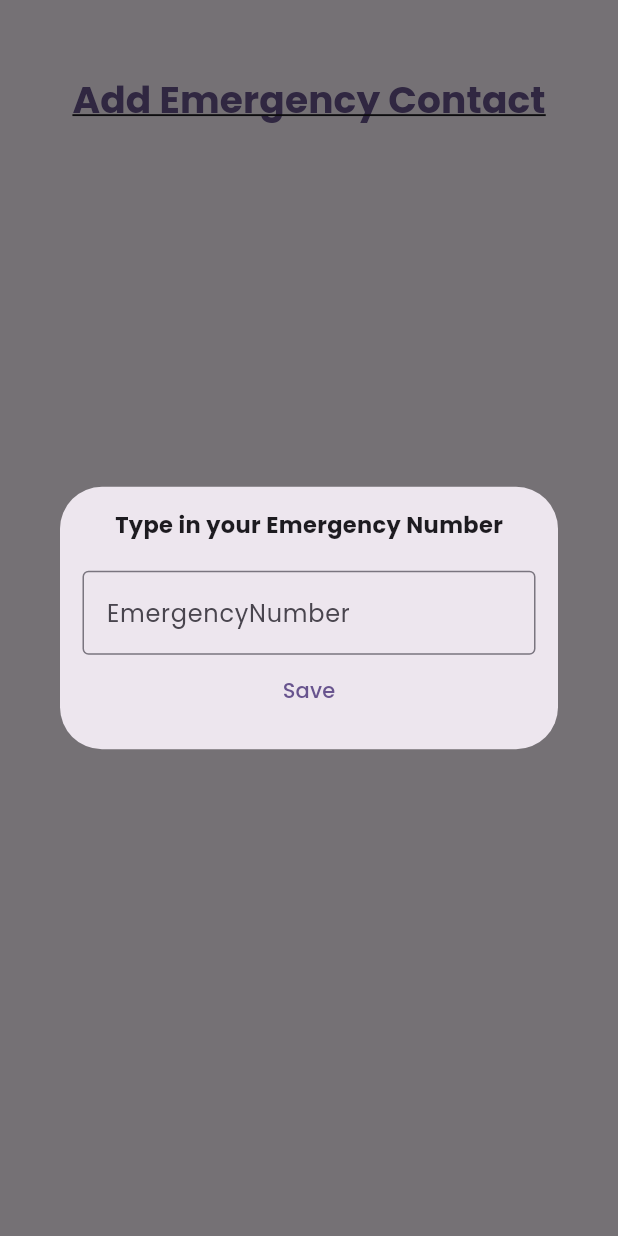
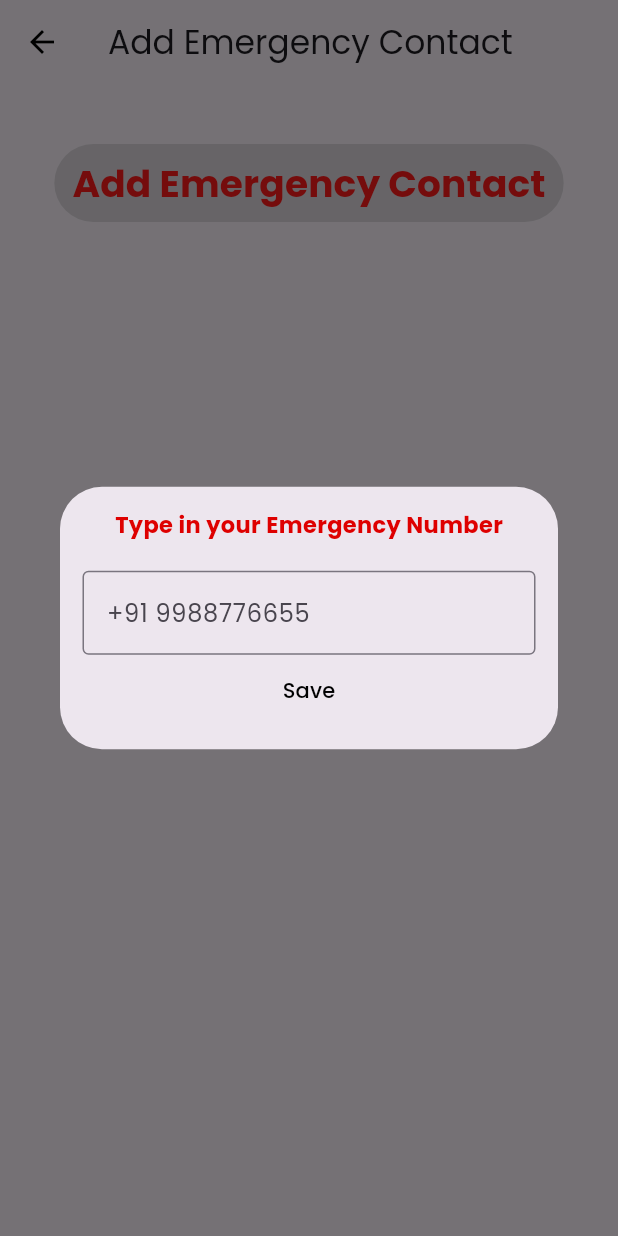
Before and after one commit to GuruprasadKokare/Pathbuddy_smart_cane, a Flutter app: the EmergencyScreen screen opened directly, after a tap on "Add Emergency Contact", on a phone screen of 412 x 824 dp. Run offline on Flutter 3.47's test engine with Material 3 defaults, Android fonts, the phone set to English and light mode, and no system bars; our stand-ins replace camera, carousel_slider, get, google_fonts, permission_handler, shared_preferences and 1 more; missing offline and left inert: flutter_phone_direct_caller; accounts and stored records are empty.

Commit message:
Updated Add contact widget

```diff
--- a/lib/home_screen.dart
+++ b/lib/home_screen.dart
@@ -56,15 +56,15 @@ class _HomeScreenState extends State<HomeScreen> {
                       ),
                     ),
                     Emergency(),
-                    Padding(
-                      padding: const EdgeInsets.all(10.0),
-                      child: Text(
-                        "Emergency Contact button",
-                        style: TextStyle(
-                            fontSize: 24, fontWeight: FontWeight.bold),
-                      ),
-                    ),
-                    EmergencyScreen(), // Assuming this is the Emergency contact button widget
+                    // Padding(
+                    //   padding: const EdgeInsets.all(10.0),
+                    //   child: Text(
+                    //     "Emergency Contact button",
+                    //     style: TextStyle(
+                    //         fontSize: 24, fontWeight: FontWeight.bold),
+                    //   ),
+                    // ),
+                    EmergencyScreen(),
                   ],
                 ),
               ),
--- a/lib/widgets/home_widgets/Emergency-call/addcontact.dart
+++ b/lib/widgets/home_widgets/Emergency-call/addcontact.dart
@@ -16,22 +16,14 @@ class _EmergencyScreenState extends State<EmergencyScreen>
     with TickerProviderStateMixin {
   final textController = TextEditingController();
 
-  //Timer, controller
-  late AnimationController _controller;
-  int levelClock = 180;
-
   //Saving phoneNumber
   static const String NUM_KEY = "EmergencyNumber";
   late String emergencyNumber = "911";
 
-  // void pauseTimer() {
-  //   _controller.reset();
-  // }
-
   @override
   void dispose() {
     textController.dispose();
-    _controller.dispose();
+
     SystemChrome.setPreferredOrientations([
       DeviceOrientation.landscapeRight,
       DeviceOrientation.landscapeLeft,
@@ -48,13 +40,6 @@ class _EmergencyScreenState extends State<EmergencyScreen>
     super.initState();
     SystemChrome.setPreferredOrientations([DeviceOrientation.portraitUp]);
     Wakelock.enable();
-
-    // _controller = AnimationController(
-    //     vsync: this,
-    //     duration: const Duration(
-    //         seconds:
-    //             60) // gameData.levelClock is a user entered number elsewhere in the applciation
-    //     );
   }
 
   void loadEmergencyNumber() async {
@@ -75,6 +60,13 @@ class _EmergencyScreenState extends State<EmergencyScreen>
   @override
   Widget build(BuildContext context) {
     return Scaffold(
+      appBar: AppBar(
+        leading: IconButton(
+          icon: Icon(Icons.arrow_back, color: Colors.black),
+          onPressed: () => Navigator.of(context).pop(),
+        ),
+        title: Text('Add Emergency Contact'),
+      ),
       body: Center(
         child: Column(
           mainAxisAlignment: MainAxisAlignment.start,
@@ -98,7 +90,8 @@ class _EmergencyScreenState extends State<EmergencyScreen>
                                       style: TextStyle(
                                           fontSize: 15,
                                           fontWeight: FontWeight.bold,
-                                        ),
+                                          color:
+                                              Color.fromARGB(255, 222, 0, 0)),
                                     ),
                                     const SizedBox(height: 20),
                                     TextField(
@@ -106,7 +99,7 @@ class _EmergencyScreenState extends State<EmergencyScreen>
                                       //obscureText: true,
                                       decoration: const InputDecoration(
                                         border: OutlineInputBorder(),
-                                          labelText: 'EmergencyNumber',
+                                        labelText: '+91 9988776655',
                                       ),
                                       keyboardType: TextInputType.phone,
                                     ),
@@ -116,7 +109,12 @@ class _EmergencyScreenState extends State<EmergencyScreen>
                                             textController.text);
                                         Navigator.pop(context);
                                       },
-                                        child: const Text('Save'),
+                                      child: const Text(
+                                        'Save',
+                                        style: TextStyle(
+                                            color:
+                                                Color.fromARGB(255, 0, 0, 0)),
+                                      ),
                                     ),
                                   ],
                                 ),
@@ -127,72 +125,30 @@ class _EmergencyScreenState extends State<EmergencyScreen>
                       style: TextStyle(
                           fontSize: 25,
                           fontWeight: FontWeight.bold,
-                            decoration: TextDecoration.underline),
-                      )),
+                          color: Color.fromARGB(255, 255, 27, 27),
+                          decoration: TextDecoration.none),
+                    ),
+                    style: ButtonStyle(
+                      shape: MaterialStateProperty.all<RoundedRectangleBorder>(
+                        RoundedRectangleBorder(
+                          borderRadius: BorderRadius.circular(50),
+                          // side: BorderSide(color: Colors.black),
+                        ),
+                      ),
+                      backgroundColor: MaterialStateProperty.all<Color>(
+                        Color.fromARGB(81, 158, 158, 158),
+                      ),
+                    ),
+                  ),
                 ),
               ),
             ),
             const SizedBox(
               height: 180,
             ),
-            // ElevatedButton(
-            //   onPressed: _incrementCounter,
-            //   child: Countdown(
-            //     animation: StepTween(
-            //       begin: 60, // THIS IS A USER ENTERED NUMBER
-            //       end: 0,
-            //     ).animate(_controller),
-            //   ),
-            // ),
           ],
         ),
       ),
-      // floatingActionButton: ElevatedButton(
-      //   //FloatingActionButton(
-      //   onPressed: pauseTimer,
-      //   //tooltip: 'Cancel',
-      //   child: const Text(
-      //     'Cancel',
-      //     style: TextStyle(fontSize: 20, fontWeight: FontWeight.bold),
-      //   ),
-      // ),
     );
   }
 }
-
-// class Countdown extends AnimatedWidget {
-//   Countdown({Key? key, required this.animation})
-//       : super(key: key, listenable: animation);
-//   Animation<int> animation;
-//   bool isCalled = false;
-
-//   @override
-//   build(BuildContext context) {
-//     Duration clockTimer = Duration(seconds: animation.value);
-
-//     String timerText =
-//         '${clockTimer.inMinutes.remainder(60).toString()}:${clockTimer.inSeconds.remainder(60).toString().padLeft(2, '0')}';
-
-    //print('animation.value  ${animation.value} ');
-    //print('inMinutes ${clockTimer.inMinutes.toString()}');
-    //print('inSeconds ${clockTimer.inSeconds.toString()}');
-    //print('inSeconds.remainder ${clockTimer.inSeconds.remainder(60).toString()}');
-
-    // if (!isCalled) {
-    //   FlutterPhoneDirectCaller.callNumber(globals.emergencyNumber);
-    //   isCalled = true;
-    // }
-
-    // if (clockTimer.inSeconds <= 35 && !isCalled) {
-    //   HapticFeedback.heavyImpact();
-    // }
-
-    // return Text(
-    //   "$timerText",
-    //   style: TextStyle(
-    //     fontSize: 110,
-    //     color: Theme.of(context).primaryColor,
-    //   ),
-    // );
-//   }
-// }
--- a/lib/widgets/home_widgets/Emergency-call/emergency-widget-3.dart
+++ b/lib/widgets/home_widgets/Emergency-call/emergency-widget-3.dart
@@ -60,6 +60,7 @@ class Emerge extends StatelessWidget {
                               Text("Add Emergency Contacts",
                                   style: TextStyle(
                                       fontSize: 20,
+                                      color: Colors.black,
                                       fontWeight: FontWeight.bold)),
                               // Padding(
                               //   padding: const EdgeInsets.symmetric(
```
Lines whose indentation alone changed are shown as unchanged.
